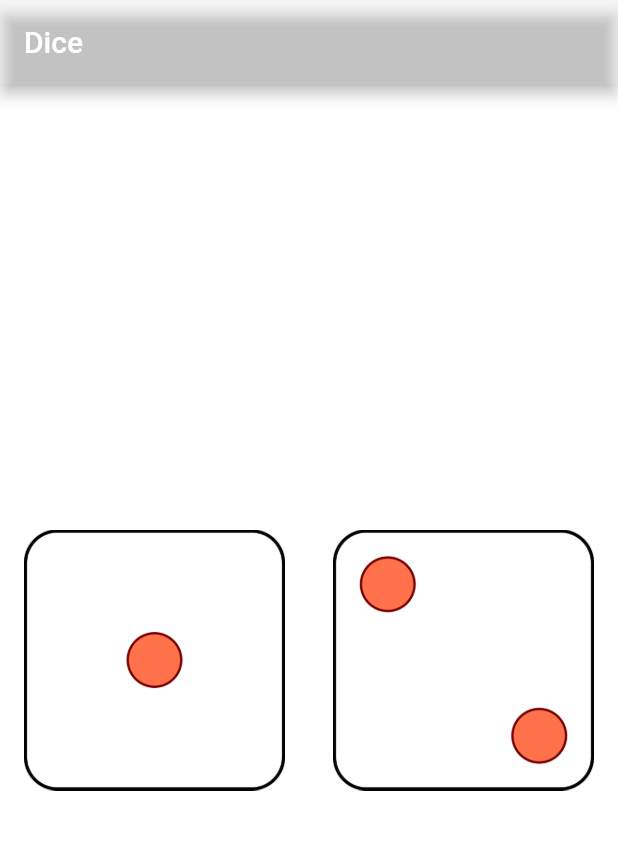
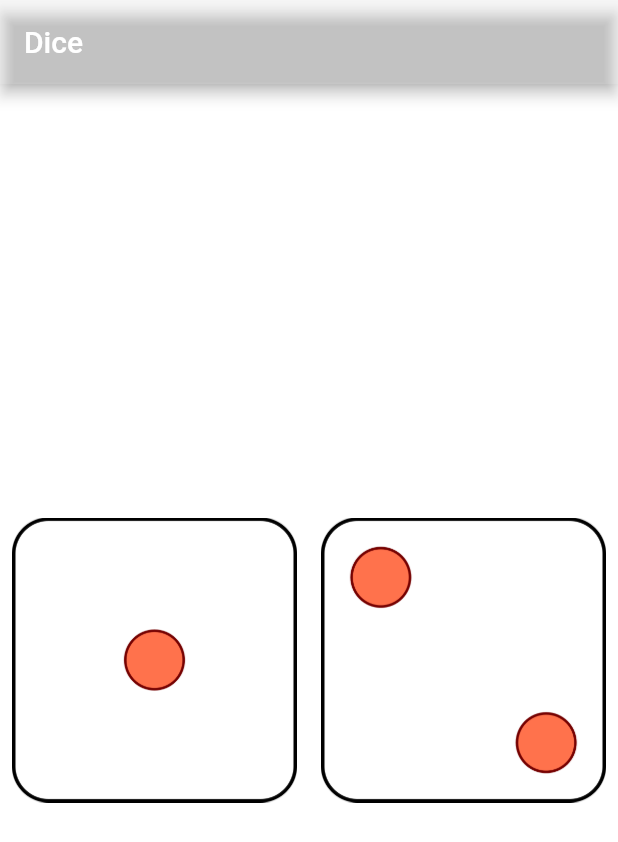
Before and after one commit to Ashraf236/Learning_Flutter, a Flutter app: the screen it shows after launch, on a phone screen of 412 x 824 dp. Shown: the top 842 px of the screen. Run offline on Flutter 3.47's test engine with Material 2 defaults, Android fonts, the light colour scheme and no system bars.

Commit message:
TextButton Added with no functionality. Padding removed from image objects.

```diff
--- a/DiceApp/lib/main.dart
+++ b/DiceApp/lib/main.dart
@@ -23,15 +23,15 @@ class DicePage extends StatelessWidget {
         children: <Widget>[
           Expanded(
             //flex: 2,
-            child: Padding(
-              padding: const EdgeInsets.all(16.0),
+            child: TextButton(
+              onPressed: () {},
               child: Image.asset('images/dice-1.png'),
             ),
           ),
           Expanded(
             //flex: 1,
-            child: Padding(
-              padding: const EdgeInsets.all(16.0),
+            child: TextButton(
+              onPressed: () {},
               child: Image.asset('images/dice-2.png'),
             ),
           ),
```
Also changed, not shown: DiceAppFC.png.
